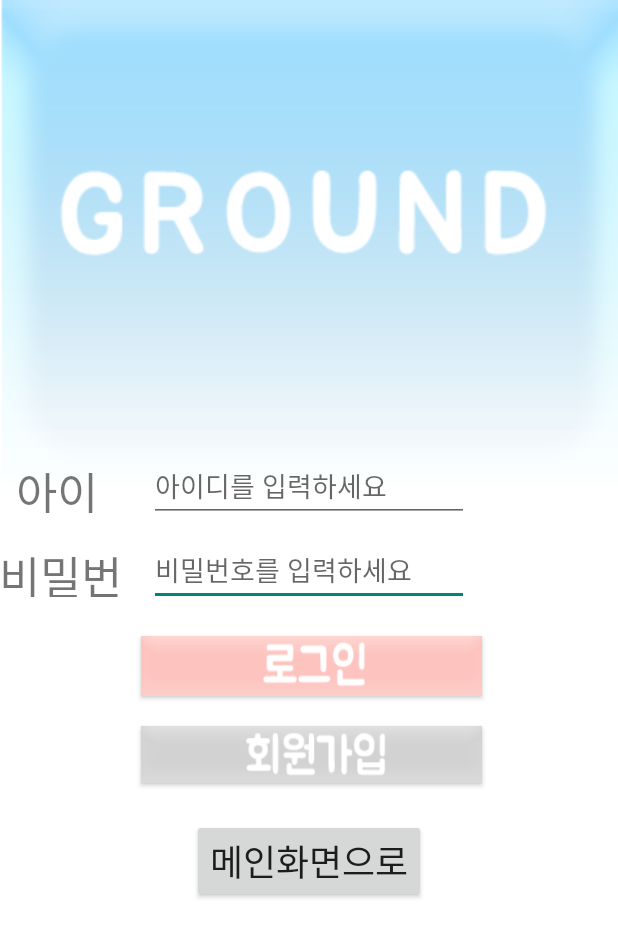
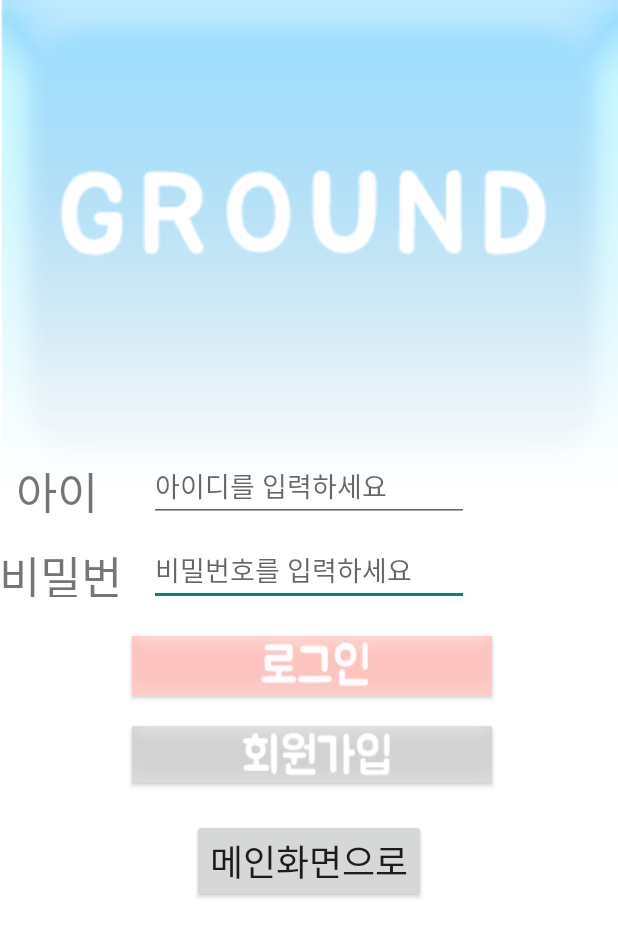
Before and after one commit to sunkim99/Groundd, an Android app: the screen it shows after launch (LoginActivity), on a phone screen of 412 x 824 dp. Shown: the top 937 px of the screen. Run offline under Robolectric (Android 15) with nearby library versions, the phone set to English and light mode, and no system bars; our stand-ins replace Volley.

Commit message:
로그인버튼 원래대로

```diff
--- a/app/src/main/res/layout/activity_login.xml
+++ b/app/src/main/res/layout/activity_login.xml
@@ -74,7 +74,7 @@
 
     <Button
         android:id="@+id/btn_login"
-        android:layout_width="227dp"
+        android:layout_width="240dp"
         android:layout_height="40dp"
         android:layout_marginTop="20dp"
         android:background="@drawable/login_button"
@@ -87,7 +87,7 @@
 
     <Button
         android:id="@+id/btn_register"
-        android:layout_width="227dp"
+        android:layout_width="240dp"
         android:layout_height="38dp"
         android:layout_marginTop="20dp"
         android:background="@drawable/resister_button"
```
